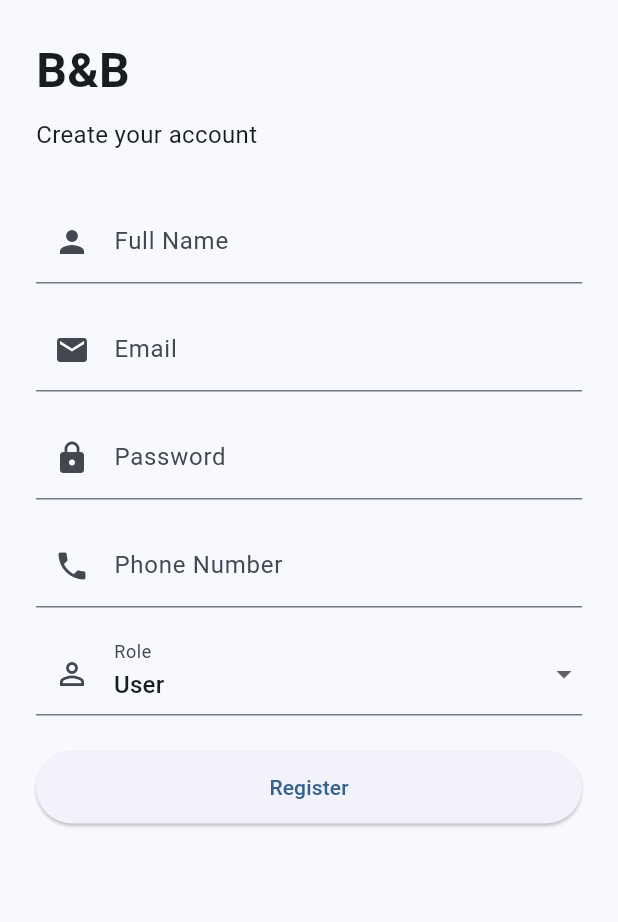
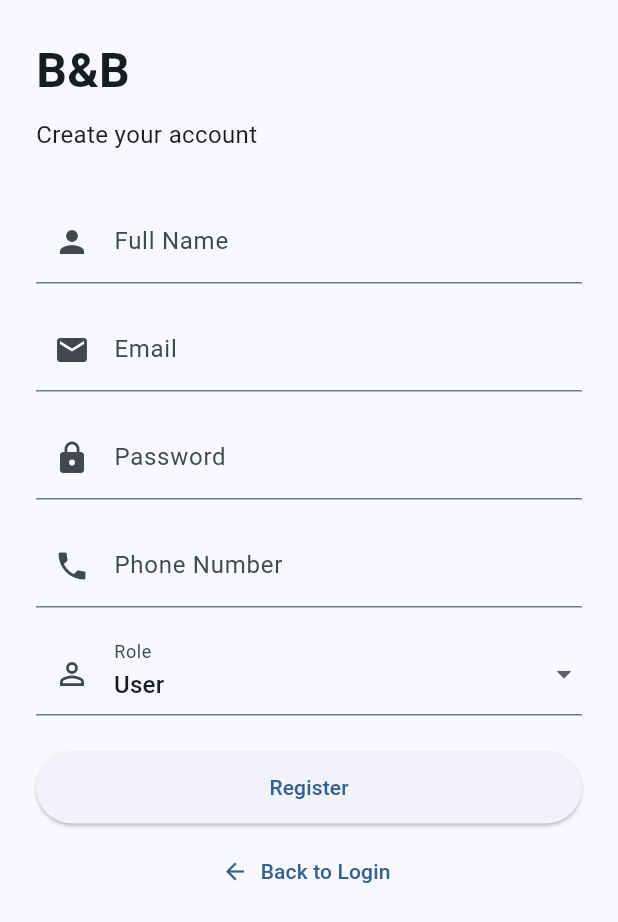
Before and after one commit to Youssef8817/BnB, a Flutter app: the RegisterScreen screen opened by its route, on a phone screen of 412 x 824 dp. Shown: the top 922 px of the screen. Run offline on Flutter 3.47's test engine with Material 3 defaults, Android fonts, the phone set to English and light mode, and no system bars; our stand-ins replace cached_network_image, flutter_rating_bar, go_router, image_picker, shared_preferences; accounts and stored records are empty.

Commit message:
refactor(register_screen): reorganize imports, streamline user key storage, and enhance UI with back navigation

```diff
--- a/BnB-Mobile/lib/screens/register_screen.dart
+++ b/BnB-Mobile/lib/screens/register_screen.dart
@@ -1,8 +1,9 @@
 import 'dart:convert';
+
+import 'package:b_and_b/constants.dart';
+import 'package:b_and_b/services/api_service.dart';
 import 'package:flutter/material.dart';
 import 'package:go_router/go_router.dart';
-import 'package:b_and_b/services/api_service.dart';
-import 'package:b_and_b/constants.dart';
 import 'package:shared_preferences/shared_preferences.dart';
 
 class RegisterScreen extends StatefulWidget {
@@ -44,8 +45,7 @@ class _RegisterScreenState extends State<RegisterScreen> {
         // Save token and user to SharedPreferences
         final prefs = await SharedPreferences.getInstance();
         await prefs.setString(Constants.tokenKey, response['token']);
-        await prefs.setString(
-            Constants.userKey, json.encode(response['user']));
+        await prefs.setString(Constants.userKey, json.encode(response['user']));
         if (mounted) context.go('/home');
       } catch (e) {
         if (mounted) {
@@ -151,7 +151,7 @@ class _RegisterScreenState extends State<RegisterScreen> {
                 ),
                 const SizedBox(height: 16),
                 DropdownButtonFormField<String>(
-                  value: _selectedRole,
+                  initialValue: _selectedRole,
                   decoration: const InputDecoration(
                     labelText: 'Role',
                     prefixIcon: Icon(Icons.person_outline),
@@ -184,12 +184,18 @@ class _RegisterScreenState extends State<RegisterScreen> {
                             height: 20,
                             child: CircularProgressIndicator(
                               strokeWidth: 2,
-                              valueColor: AlwaysStoppedAnimation<Color>(
-                                  Colors.white),
+                              valueColor:
+                                  AlwaysStoppedAnimation<Color>(Colors.white),
                             ),
                           )
                         : const Text('Register'),
                   ),
+                ),
+                const SizedBox(height: 8),
+                TextButton.icon(
+                  onPressed: () => context.pop(),
+                  icon: const Icon(Icons.arrow_back),
+                  label: const Text('Back to Login'),
                 ),
               ],
             ),
```
